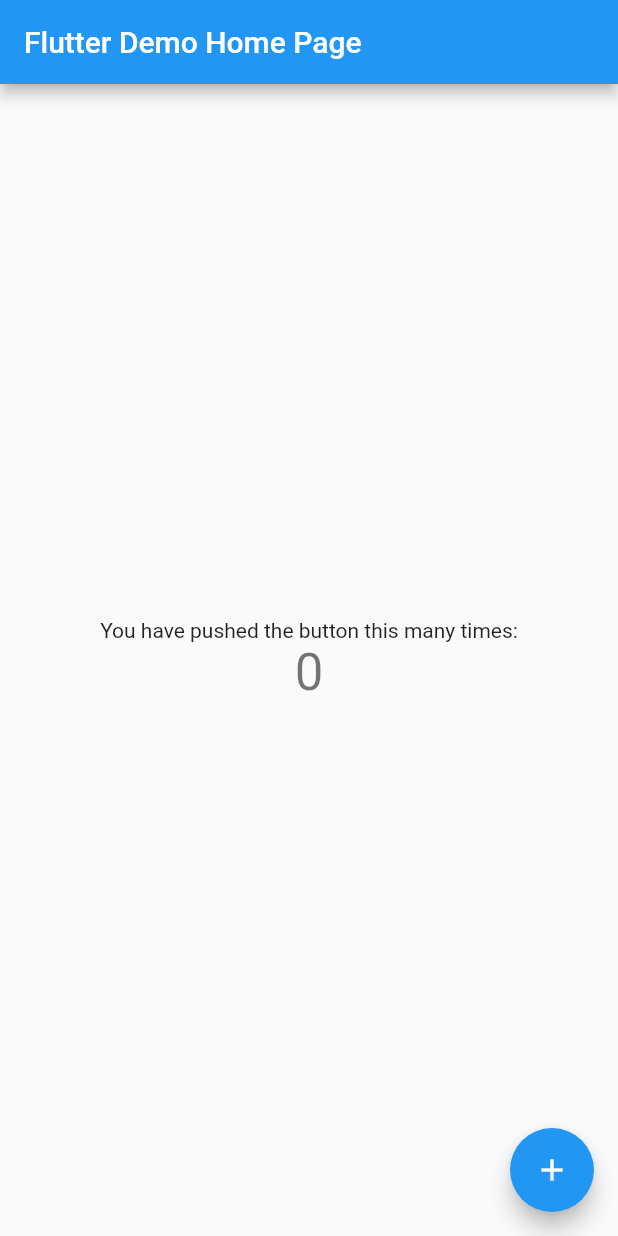
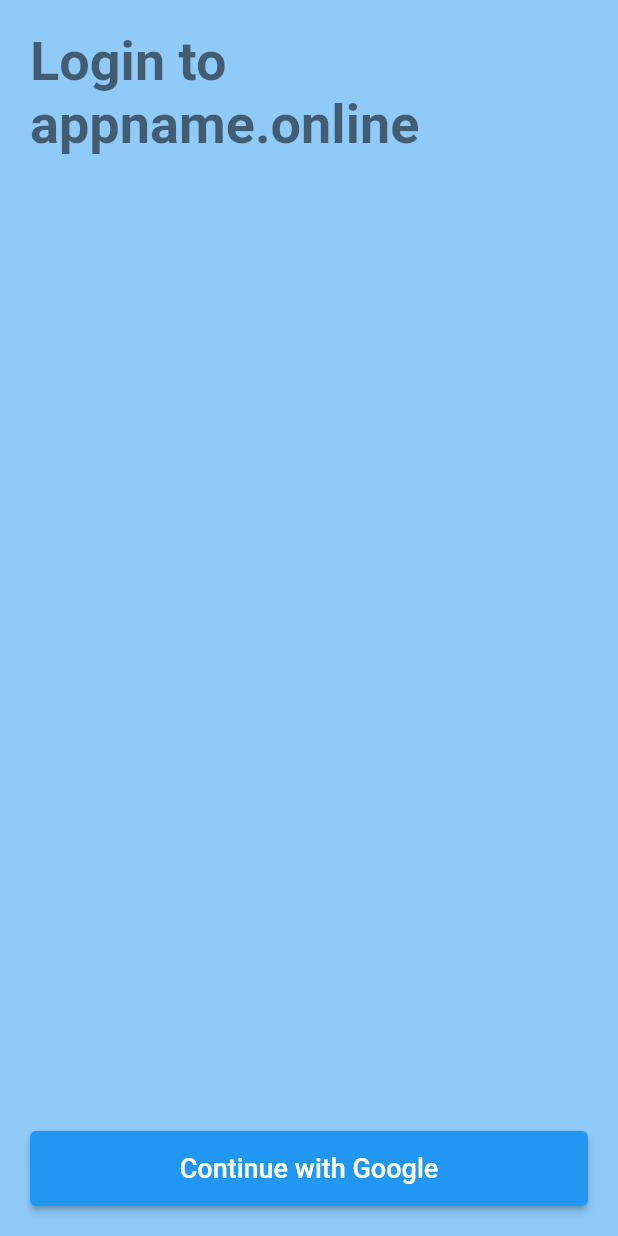
Before and after one commit to AravTewari/rbc_mobileapp, a Flutter app: the screen it shows after launch, on a phone screen of 412 x 824 dp. Run offline on Flutter 3.47's test engine with Material 2 defaults, Android fonts, the phone set to English and light mode, and no system bars; our stand-ins replace firebase_analytics, firebase_auth, firebase_core, google_sign_in; accounts and stored records are empty; Roboto replaces fonts that are missing (WorkSans).

```diff
--- a/lib/main.dart
+++ b/lib/main.dart
@@ -1,113 +1,204 @@
 import 'package:flutter/material.dart';
+import 'package:flutter/services.dart';
+
+import 'package:firebase_core/firebase_core.dart';
+import 'package:firebase_analytics/firebase_analytics.dart';
+import 'package:firebase_analytics/observer.dart';
+import 'package:firebase_auth/firebase_auth.dart';
+
+import 'package:rbc_mobileapp/themes/colors.dart';
+import 'package:rbc_mobileapp/backend/auth/auth.dart';
+
+import 'package:rbc_mobileapp/pages/login.dart';
+import 'package:rbc_mobileapp/pages/home.dart';
 
 void main() {
-  runApp(MyApp());
+  WidgetsFlutterBinding.ensureInitialized();
+  SystemChrome.setPreferredOrientations([DeviceOrientation.portraitUp])
+      .then((_) {
+    runApp(App());
+  });
 }
 
-class MyApp extends StatelessWidget {
-  // This widget is the root of your application.
-  @override
-  Widget build(BuildContext context) {
-    return MaterialApp(
-      title: 'Flutter Demo',
-      theme: ThemeData(
-        // This is the theme of your application.
-        //
-        // Try running your application with "flutter run". You'll see the
-        // application has a blue toolbar. Then, without quitting the app, try
-        // changing the primarySwatch below to Colors.green and then invoke
-        // "hot reload" (press "r" in the console where you ran "flutter run",
-        // or simply save your changes to "hot reload" in a Flutter IDE).
-        // Notice that the counter didn't reset back to zero; the application
-        // is not restarted.
-        primarySwatch: Colors.blue,
-      ),
-      home: MyHomePage(title: 'Flutter Demo Home Page'),
-    );
-  }
+enum AuthStatus {
+  NOT_DETERMINED,
+  NOT_LOGGED_IN,
+  LOGGED_IN,
 }
 
-class MyHomePage extends StatefulWidget {
-  MyHomePage({Key key, this.title}) : super(key: key);
+class App extends StatelessWidget {
+  final FirebaseAnalytics analytics = FirebaseAnalytics();
 
-  // This widget is the home page of your application. It is stateful, meaning
-  // that it has a State object (defined below) that contains fields that affect
-  // how it looks.
-
-  // This class is the configuration for the state. It holds the values (in this
-  // case the title) provided by the parent (in this case the App widget) and
-  // used by the build method of the State. Fields in a Widget subclass are
-  // always marked "final".
-
-  final String title;
-
-  @override
-  _MyHomePageState createState() => _MyHomePageState();
-}
-
-class _MyHomePageState extends State<MyHomePage> {
-  int _counter = 0;
-
-  void _incrementCounter() {
-    setState(() {
-      // This call to setState tells the Flutter framework that something has
-      // changed in this State, which causes it to rerun the build method below
-      // so that the display can reflect the updated values. If we changed
-      // _counter without calling setState(), then the build method would not be
-      // called again, and so nothing would appear to happen.
-      _counter++;
-    });
+  Widget buildWaiting() {
+    return MaterialApp(
+        title: 'Loading...',
+        home: Scaffold(
+          backgroundColor: ThemeColors.white,
+        ));
   }
 
   @override
   Widget build(BuildContext context) {
-    // This method is rerun every time setState is called, for instance as done
-    // by the _incrementCounter method above.
-    //
-    // The Flutter framework has been optimized to make rerunning build methods
-    // fast, so that you can just rebuild anything that needs updating rather
-    // than having to individually change instances of widgets.
+    return FutureBuilder(
+        future: Firebase.initializeApp(),
+        builder: (context, snapshot) {
+          if (snapshot.hasError) return buildWaiting();
+
+          if (snapshot.connectionState == ConnectionState.done) {
+            return MaterialApp(
+              title: 'RBC Challenge',
+              themeMode: ThemeMode.light,
+              theme: ThemeData(
+                  primaryColor: ThemeColors.black,
+                  backgroundColor: ThemeColors.white,
+                  fontFamily: 'WorkSans',
+                  canvasColor: ThemeColors.lightGrey,
+                  textTheme: TextTheme(
+                      headline1: TextStyle(
+                          color: ThemeColors.black,
+                          fontSize: 36,
+                          fontWeight: FontWeight.bold),
+                      headline5:
+                          TextStyle(color: ThemeColors.black, fontSize: 16),
+                      headline6:
+                          TextStyle(color: ThemeColors.white, fontSize: 18))),
+              // darkTheme: ThemeData(
+              //     primaryColor: ThemeColors.white,
+              //     backgroundColor: ThemeColors.black,
+              //     fontFamily: 'WorkSans',
+              //     canvasColor: ThemeColors.lightGrey,
+              //     textTheme: TextTheme(
+              //         headline1: TextStyle(
+              //             color: ThemeColors.white,
+              //             fontSize: 36,
+              //             fontWeight: FontWeight.bold),
+              //         headline5:
+              //             TextStyle(color: ThemeColors.white, fontSize: 16),
+              //         headline6:
+              //             TextStyle(color: ThemeColors.black, fontSize: 18))),
+              home: Root(analytics: analytics),
+              navigatorObservers: [
+                FirebaseAnalyticsObserver(analytics: analytics),
+              ],
+            );
+          }
+
+          return buildWaiting();
+        });
+  }
+}
+
+class Root extends StatefulWidget {
+  Root({Key key, this.analytics}) : super(key: key);
+
+  final FirebaseAnalytics analytics;
+
+  @override
+  _RootState createState() => _RootState();
+}
+
+class _RootState extends State<Root> {
+  FirebaseAuth auth = FirebaseAuth.instance;
+
+  AuthStatus status = AuthStatus.NOT_DETERMINED;
+  Widget page;
+
+  User user;
+
+  @override
+  void initState() {
+    super.initState();
+
+    auth.authStateChanges().listen((User user) {
+      if (user == null) {
+        setState(() {
+          status = AuthStatus.NOT_LOGGED_IN;
+        });
+      } else {
+        setState(() {
+          status = AuthStatus.LOGGED_IN;
+          this.user = user;
+        });
+      }
+    });
+
+    widget.analytics.logAppOpen();
+  }
+
+  @override
+  void dispose() {
+    super.dispose();
+  }
+
+  void loginCallback() {
+    Auth.signInWithGoogle().then((user) => {
+          setState(() {
+            this.user = user;
+            status = AuthStatus.LOGGED_IN;
+          })
+        });
+  }
+
+  void logoutCallback() {
+    Auth.signOutGoogle().then((v) => {
+          setState(() {
+            status = AuthStatus.NOT_LOGGED_IN;
+          })
+        });
+  }
+
+  Future<void> setAnalyticsScreen(String screenName) async {
+    await widget.analytics.setCurrentScreen(screenName: screenName);
+  }
+
+  Future<void> setAnalyticsUser(User user) async {
+    await widget.analytics.setUserId(user.uid);
+  }
+
+  Widget buildWaiting() {
     return Scaffold(
-      appBar: AppBar(
-        // Here we take the value from the MyHomePage object that was created by
-        // the App.build method, and use it to set our appbar title.
-        title: Text(widget.title),
-      ),
-      body: Center(
-        // Center is a layout widget. It takes a single child and positions it
-        // in the middle of the parent.
-        child: Column(
-          // Column is also a layout widget. It takes a list of children and
-          // arranges them vertically. By default, it sizes itself to fit its
-          // children horizontally, and tries to be as tall as its parent.
-          //
-          // Invoke "debug painting" (press "p" in the console, choose the
-          // "Toggle Debug Paint" action from the Flutter Inspector in Android
-          // Studio, or the "Toggle Debug Paint" command in Visual Studio Code)
-          // to see the wireframe for each widget.
-          //
-          // Column has various properties to control how it sizes itself and
-          // how it positions its children. Here we use mainAxisAlignment to
-          // center the children vertically; the main axis here is the vertical
-          // axis because Columns are vertical (the cross axis would be
-          // horizontal).
-          mainAxisAlignment: MainAxisAlignment.center,
-          children: <Widget>[
-            Text(
-              'You have pushed the button this many times:',
-            ),
-            Text(
-              '$_counter',
-              style: Theme.of(context).textTheme.headline4,
-            ),
-          ],
-        ),
-      ),
-      floatingActionButton: FloatingActionButton(
-        onPressed: _incrementCounter,
-        tooltip: 'Increment',
-        child: Icon(Icons.add),
-      ), // This trailing comma makes auto-formatting nicer for build methods.
+      backgroundColor: Theme.of(context).backgroundColor,
     );
   }
+
+  @override
+  Widget build(BuildContext context) {
+    switch (status) {
+      case AuthStatus.NOT_DETERMINED:
+        setState(() {
+          page = buildWaiting();
+        });
+        break;
+      case AuthStatus.NOT_LOGGED_IN:
+        setState(() {
+          page = LoginPage(
+            setAnalyticsScreen: setAnalyticsScreen,
+            loginCallback: loginCallback,
+          );
+        });
+        break;
+      case AuthStatus.LOGGED_IN:
+        setAnalyticsUser(this.user);
+        setState(() {
+          page = HomePage(
+            setAnalyticsScreen: setAnalyticsScreen,
+            user: this.user,
+            logoutCallback: logoutCallback,
+          );
+        });
+        break;
+      default:
+        setState(() {
+          page = LoginPage(
+            setAnalyticsScreen: setAnalyticsScreen,
+            loginCallback: loginCallback,
+          );
+        });
+        break;
+    }
+    return new Scaffold(
+        backgroundColor: Theme.of(context).backgroundColor,
+        body: SafeArea(
+            child: Container(padding: EdgeInsets.all(20), child: page)));
+  }
 }
--- /dev/null
+++ b/lib/pages/login.dart
@@ -0,0 +1,46 @@
+import 'package:flutter/material.dart';
+
+class LoginPage extends StatefulWidget {
+  LoginPage({Key key, this.loginCallback, this.setAnalyticsScreen})
+      : super(key: key);
+
+  final VoidCallback loginCallback;
+  final Function(String screenName) setAnalyticsScreen;
+
+  @override
+  _HomePageState createState() => _HomePageState();
+}
+
+class _HomePageState extends State<LoginPage> {
+  @override
+  void initState() {
+    super.initState();
+    widget.setAnalyticsScreen("LoginPage");
+  }
+
+  @override
+  void dispose() {
+    super.dispose();
+  }
+
+  @override
+  Widget build(BuildContext context) {
+    return Column(
+      mainAxisAlignment: MainAxisAlignment.spaceBetween,
+      crossAxisAlignment: CrossAxisAlignment.start,
+      children: [
+        Text("Login to\nappname.online",
+            style: Theme.of(context).textTheme.headline1),
+        SizedBox(
+            width: MediaQuery.of(context).size.width,
+            height: 50,
+            child: ElevatedButton(
+                style: ElevatedButton.styleFrom(
+                    primary: Theme.of(context).primaryColor,
+                    textStyle: Theme.of(context).textTheme.headline6),
+                onPressed: widget.loginCallback,
+                child: Text("Continue with Google")))
+      ],
+    );
+  }
+}
```
Also changed, not shown: lib/backend/auth/auth.dart (added, +36 -0 lines), 7 other files.
